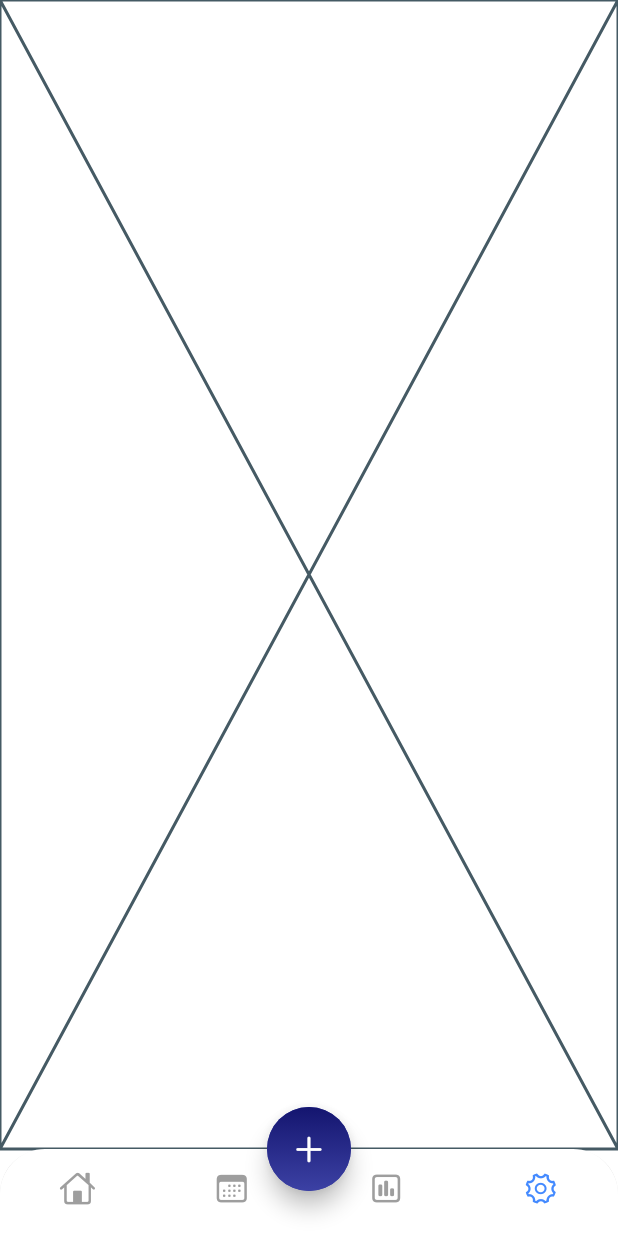
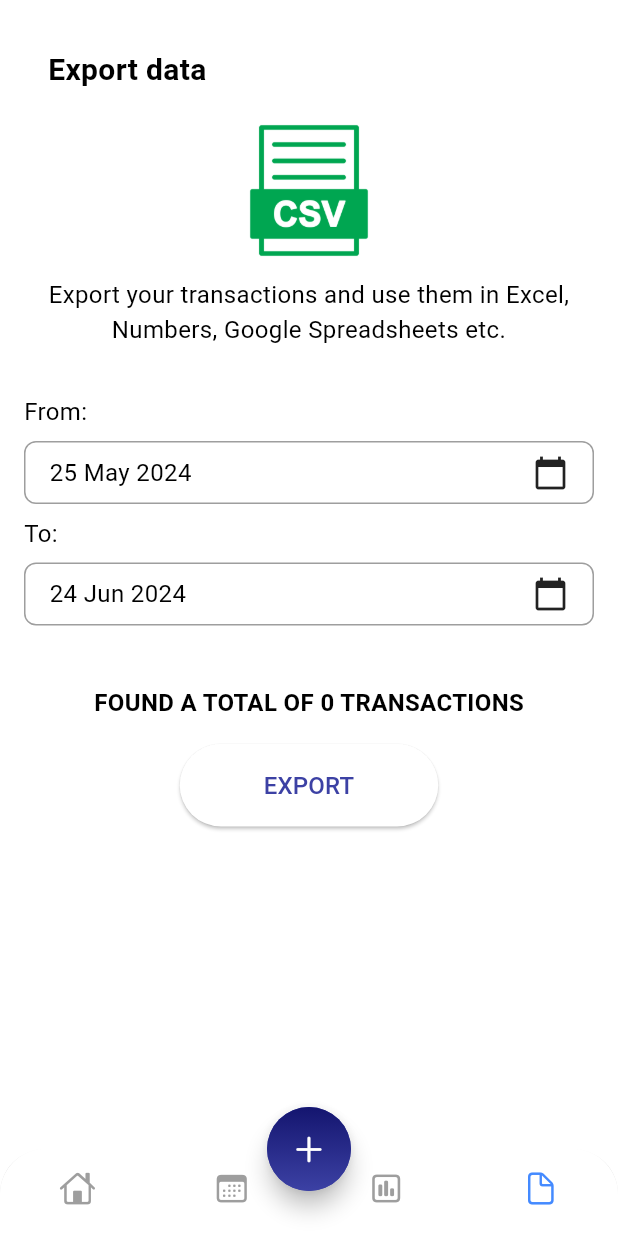
Before and after one commit to emtello/tp_tdl, a Flutter app: the screen it shows after launch, item 4 of the bottom bar chosen, on a phone screen of 412 x 824 dp. Run offline on Flutter 3.47's test engine with Material 3 defaults, Android fonts, the phone set to English and light mode, and no system bars; our stand-ins replace csv, fl_chart, table_calendar.

Commit message:
agrego exportacion a csv

```diff
--- a/lib/models/expense_model.dart
+++ b/lib/models/expense_model.dart
@@ -1,5 +1,9 @@
 import 'package:flutter/material.dart';
 import 'package:expenses_app/data/data.dart';
+import 'dart:io';
+import 'package:csv/csv.dart';
+import 'package:path_provider/path_provider.dart';
+import 'package:intl/intl.dart';
 
 class ExpenseModel with ChangeNotifier {
   List<Transaction> transactionsList = [];
@@ -80,4 +84,28 @@ class ExpenseModel with ChangeNotifier {
             transaction.category.name == category.name)
         .fold(0.0, (sum, item) => sum + item.totalAmount);
   }
+
+  //For exporting
+
+  static Future<void> exportToCSV(List<Transaction> transactions) async {
+    List<List<String>> data = [
+      ['Name', 'Amount', 'Date', 'Category']
+    ];
+
+    for (var transaction in transactions) {
+      data.add([
+        transaction.name,
+        transaction.totalAmount.toString(),
+        DateFormat('dd/M/yy').format(transaction.date),
+        transaction.category.name
+      ]);
+    }
+
+    String csvData = const ListToCsvConverter().convert(data);
+
+    final directory = await getExternalStorageDirectory();
+    final path = "${directory!.path}/transactions.csv";
+    final file = File(path);
+    await file.writeAsString(csvData);
+  }
 }
--- /dev/null
+++ b/lib/screens/export/export.dart
@@ -0,0 +1,177 @@
+import 'package:flutter/material.dart';
+import 'package:intl/intl.dart';
+import 'package:provider/provider.dart';
+import 'package:expenses_app/models/expense_model.dart';
+
+class ExportDataScreen extends StatefulWidget {
+  @override
+  _ExportDataScreenState createState() => _ExportDataScreenState();
+}
+
+class _ExportDataScreenState extends State<ExportDataScreen> {
+  DateTime fromDate = DateTime.now().subtract(Duration(days: 30));
+  DateTime toDate = DateTime.now();
+
+  Future<void> _selectDate(BuildContext context, bool isFromDate) async {
+    final DateTime? picked = await showDatePicker(
+      context: context,
+      initialDate: isFromDate ? fromDate : toDate,
+      firstDate: DateTime(2020),
+      lastDate: DateTime(2101),
+    );
+    if (picked != null) {
+      setState(() {
+        if (isFromDate) {
+          fromDate = picked;
+        } else {
+          toDate = picked;
+        }
+      });
+    }
+  }
+
+  @override
+  Widget build(BuildContext context) {
+    return Scaffold(
+      body: Padding(
+        padding: const EdgeInsets.all(16.0),
+        child: Column(
+          crossAxisAlignment: CrossAxisAlignment.start,
+          children: [
+            Padding(
+              padding: const EdgeInsets.all(16.0),
+              child: const Text('Export data',
+                  style: TextStyle(
+                    fontSize: 20,
+                    fontWeight: FontWeight.bold,
+                  )),
+            ),
+            Center(
+              child: Column(
+                children: [
+                  Image.asset(
+                    'lib/images/csv.png',
+                    width: 100,
+                    height: 100,
+                  ),
+                  SizedBox(height: 8),
+                  Text(
+                    'Export your transactions and use them in Excel, Numbers, Google Spreadsheets etc.',
+                    textAlign: TextAlign.center,
+                    style: TextStyle(fontSize: 16),
+                  ),
+                ],
+              ),
+            ),
+            SizedBox(height: 32),
+            Text(
+              'From:',
+              style: TextStyle(fontSize: 16),
+            ),
+            InkWell(
+              onTap: () => _selectDate(context, true),
+              child: Container(
+                padding: EdgeInsets.symmetric(vertical: 8, horizontal: 16),
+                margin: EdgeInsets.symmetric(vertical: 8),
+                decoration: BoxDecoration(
+                  border: Border.all(color: Colors.grey),
+                  borderRadius: BorderRadius.circular(8),
+                ),
+                child: Row(
+                  mainAxisAlignment: MainAxisAlignment.spaceBetween,
+                  children: [
+                    Text(
+                      DateFormat('dd MMM yyyy').format(fromDate),
+                      style: TextStyle(fontSize: 16),
+                    ),
+                    Icon(Icons.calendar_today),
+                  ],
+                ),
+              ),
+            ),
+            Text(
+              'To:',
+              style: TextStyle(fontSize: 16),
+            ),
+            InkWell(
+              onTap: () => _selectDate(context, false),
+              child: Container(
+                padding: EdgeInsets.symmetric(vertical: 8, horizontal: 16),
+                margin: EdgeInsets.symmetric(vertical: 8),
+                decoration: BoxDecoration(
+                  border: Border.all(color: Colors.grey),
+                  borderRadius: BorderRadius.circular(8),
+                ),
+                child: Row(
+                  mainAxisAlignment: MainAxisAlignment.spaceBetween,
+                  children: [
+                    Text(
+                      DateFormat('dd MMM yyyy').format(toDate),
+                      style: TextStyle(fontSize: 16),
+                    ),
+                    Icon(Icons.calendar_today),
+                  ],
+                ),
+              ),
+            ),
+            SizedBox(height: 16),
+            SizedBox(height: 16),
+            Center(
+              child: Column(
+                children: [
+                  Consumer<ExpenseModel>(
+                    builder: (context, expenseModel, child) {
+                      final filteredTransactions =
+                          expenseModel.transactions.where((transaction) {
+                        return transaction.date.isAfter(
+                                fromDate.subtract(Duration(days: 1))) &&
+                            transaction.date
+                                .isBefore(toDate.add(Duration(days: 1)));
+                      }).toList();
+
+                      return Text(
+                        'FOUND A TOTAL OF ${filteredTransactions.length} TRANSACTIONS',
+                        style: TextStyle(
+                            fontSize: 16, fontWeight: FontWeight.bold),
+                      );
+                    },
+                  ),
+                  SizedBox(height: 16),
+                  ElevatedButton(
+                    onPressed: () {
+                      final transactions =
+                          Provider.of<ExpenseModel>(context, listen: false)
+                              .transactions
+                              .where((transaction) {
+                        return transaction.date.isAfter(fromDate) &&
+                            transaction.date
+                                .isBefore(toDate.add(Duration(days: 1)));
+                      }).toList();
+
+                      ExpenseModel.exportToCSV(transactions).then((_) {
+                        ScaffoldMessenger.of(context).showSnackBar(
+                          SnackBar(
+                              content: Text('Transactions exported to CSV')),
+                        );
+                      }).catchError((error) {
+                        ScaffoldMessenger.of(context).showSnackBar(
+                          SnackBar(
+                              content: Text('Failed to export transactions')),
+                        );
+                      });
+                    },
+                    child: Padding(
+                      padding: const EdgeInsets.symmetric(
+                          horizontal: 32, vertical: 16),
+                      child: Text('EXPORT', style: TextStyle(fontSize: 16)),
+                    ),
+                  ),
+                ],
+              ),
+            ),
+          ],
+        ),
+      ),
+    );
+  }
+}
--- a/lib/screens/home/views/home_screen.dart
+++ b/lib/screens/home/views/home_screen.dart
@@ -2,6 +2,7 @@ import 'package:expenses_app/screens/add/add.dart';
 import 'package:expenses_app/screens/home/views/graphs_screen.dart';
 import 'package:expenses_app/screens/home/views/main_screen.dart';
 import 'package:expenses_app/screens/home/views/calendar_view.dart';
+import 'package:expenses_app/screens/export/export.dart';
 import 'package:flutter/cupertino.dart';
 import 'package:flutter/material.dart';
 import 'dart:math' as math;
@@ -18,7 +19,7 @@ class _HomeScreenState extends State<HomeScreen> {
     MainScreen(),
     CalendarView(),
     GraphsScreen(),
-    Placeholder()
+    ExportDataScreen()
   ];
 
   int barIndex = 0;
@@ -62,7 +63,7 @@ class _HomeScreenState extends State<HomeScreen> {
                           : unselectedItemColor),
                   label: 'Charts'),
               BottomNavigationBarItem(
-                  icon: Icon(CupertinoIcons.gear,
+                  icon: Icon(CupertinoIcons.doc,
                       color: barIndex == 3
                           ? selectedItemColor
                           : unselectedItemColor),
--- a/pubspec.yaml
+++ b/pubspec.yaml
@@ -39,6 +39,8 @@ dependencies:
   fl_chart: ^0.68.0
   provider: ^6.0.3
   table_calendar: ^3.1.2
+  csv: ^5.0.0
+  path_provider: ^2.0.11
 
 dev_dependencies:
   flutter_test:
@@ -66,6 +68,8 @@ flutter:
   # assets:
   #   - images/a_dot_burr.jpeg
   #   - images/a_dot_ham.jpeg
+  assets:
+    - lib/images/csv.png
 
   # An image asset can refer to one or more resolution-specific "variants", see
   # https://flutter.dev/assets-and-images/#resolution-aware
```
Also changed, not shown: lib/images/csv.png (added), pubspec.lock, 1 other file.
